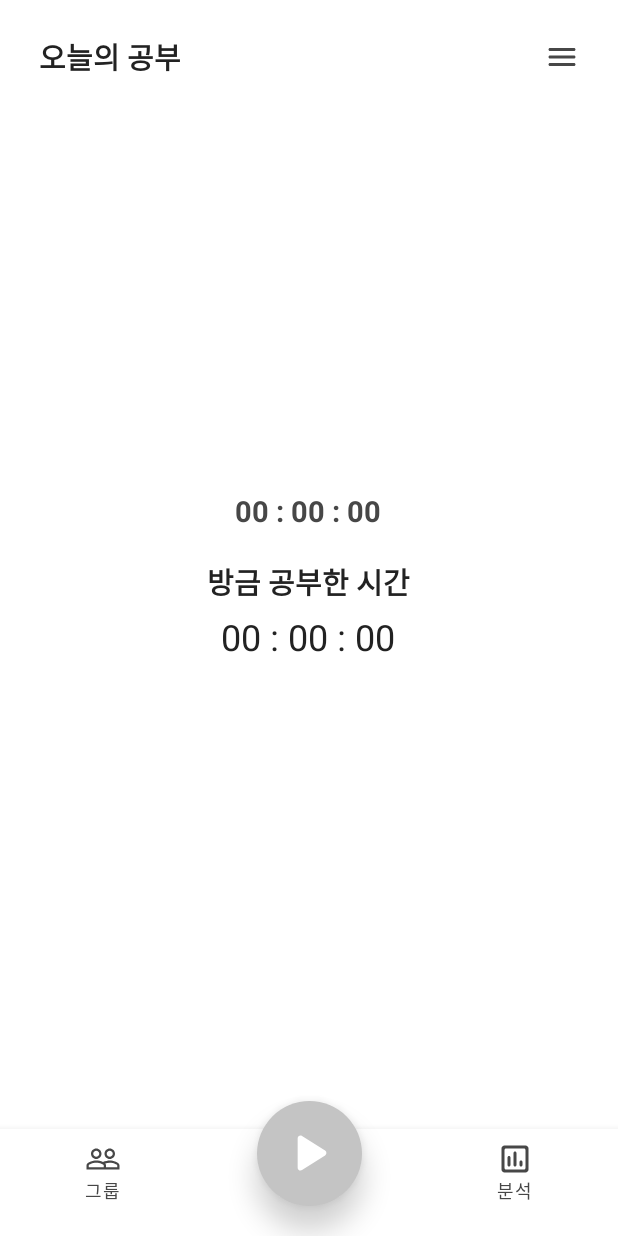
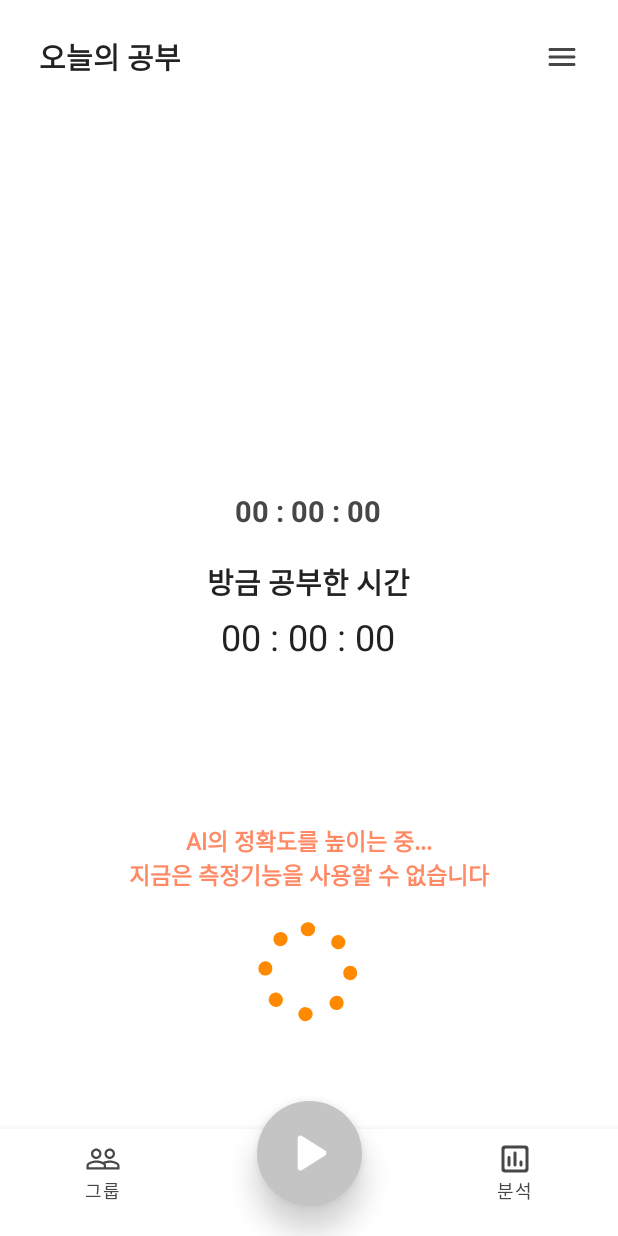
Before and after one commit to junyoungleee/StudyWithCamera, an Android app: the screen it shows after launch once a user with an empty profile is signed in (MainActivity), on a phone screen of 412 x 824 dp. Run offline under Robolectric (Android 15) with nearby library versions, the phone set to English and light mode, and no system bars; our stand-ins replace Firebase (no records; nobody signed in at launch, a user with empty details on screens opened directly); libraries missing offline, so code that uses them is left out: org.tensorflow.lite; 2 statements that could not run were skipped.

Commit message:
1. 편의상 다크모드 끔 & 다크모드 UI 추가 2. Lottie 추가

```diff
--- /dev/null
+++ b/app/src/main/res/drawable/nav_selected_tint_night.xml
@@ -0,0 +1,9 @@
+<?xml version="1.0" encoding="utf-8"?>
+<selector xmlns:android="http://schemas.android.com/apk/res/android">
+    <item
+        android:state_selected="true"
+        android:color="@color/darkOrange"/>
+    <item
+        android:state_selected="false"
+        android:color="@color/white"/>
+</selector>
--- a/app/src/main/res/layout/activity_main.xml
+++ b/app/src/main/res/layout/activity_main.xml
@@ -43,14 +43,38 @@
         android:id="@+id/bottom_navigation_bar"
         android:layout_width="match_parent"
         android:layout_height="wrap_content"
-        android:background="@color/white"
-        android:paddingBottom="15dp"
-        app:itemIconTint="@drawable/nav_selected_tint"
-        app:itemTextColor="@drawable/nav_selected_tint"
+        style="@style/navigation_style"
         app:layout_constraintBottom_toBottomOf="parent"
         app:layout_constraintLeft_toLeftOf="parent"
         app:layout_constraintRight_toRightOf="parent"
         app:layout_constraintTop_toBottomOf="@id/container"
         app:menu="@menu/menu" />
 
+    <LinearLayout
+        android:id="@+id/loading_animation"
+        android:layout_width="match_parent"
+        android:layout_height="wrap_content"
+        app:layout_constraintBottom_toTopOf="@id/timer_button"
+        app:layout_constraintLeft_toLeftOf="parent"
+        app:layout_constraintRight_toRightOf="parent"
+        android:orientation="vertical">
+        <TextView
+            android:layout_width="wrap_content"
+            android:layout_height="wrap_content"
+            style="@style/context_text_alert"
+            android:text="AI의 정확도를 높이는 중...\n지금은 측정기능을 사용할 수 없습니다"
+            android:textAlignment="center"
+            android:fontFamily="@font/elice_digital_baeum_regular"
+            android:layout_gravity="center_horizontal"
+            android:layout_marginBottom="10dp"/>
+        <com.airbnb.lottie.LottieAnimationView
+            android:layout_width="match_parent"
+            android:layout_height="90dp"
+            android:layout_marginBottom="40dp"
+            app:lottie_rawRes="@raw/loading"
+            app:lottie_autoPlay="true"
+            app:lottie_loop="true"/>
+    </LinearLayout>
+
+
 </androidx.constraintlayout.widget.ConstraintLayout>
--- a/app/src/main/res/layout/fragment_statistic.xml
+++ b/app/src/main/res/layout/fragment_statistic.xml
@@ -3,6 +3,7 @@
     xmlns:tools="http://schemas.android.com/tools"
     android:layout_width="match_parent"
     android:layout_height="match_parent"
+    xmlns:app="http://schemas.android.com/apk/res-auto"
     android:orientation="vertical"
     tools:context=".view.ui.main.StatisticFragment">
 
--- a/app/src/main/res/values-night/themes.xml
+++ b/app/src/main/res/values-night/themes.xml
@@ -13,4 +13,99 @@
         <item name="android:statusBarColor" tools:targetApi="l">?attr/colorPrimaryVariant</item>
         <!-- Customize your theme here. -->
     </style>
+
+    <!-- NAVIGATION -->
+    <style name="navigation_style">
+        <item name="android:background">@color/blackGray</item>
+        <item name="android:paddingBottom">15dp</item>
+        <item name="itemIconTint">@drawable/nav_selected_tint_night</item>
+        <item name="itemTextColor">@drawable/nav_selected_tint_night</item>
+    </style>
+
+    <!-- TEXT STYLE -->
+    <style name="context_text">
+        <item name="android:textColor">@color/white</item>
+        <item name="android:textSize">15sp</item>
+    </style>
+
+    <style name="title_text">
+        <item name="android:textColor">@color/white</item>
+        <item name="android:textSize">19sp</item>
+        <item name="android:textStyle">bold</item>
+    </style>
+
+    <style name="toolbar_text" parent="title_text">
+        <item name="android:paddingLeft">10dp</item>
+    </style>
+
+    <style name="subtitle_text">
+        <item name="android:textStyle">bold</item>
+        <item name="android:textColor">@color/white</item>
+        <item name="android:textSize">16sp</item>
+    </style>
+
+    <style name="context_text_alert" parent="context_text">
+        <item name="android:textColor">@color/mainOrange</item>
+        <item name="android:textStyle">bold</item>
+    </style>
+
+    <style name="subtitle_text_alert" parent="subtitle_text">
+        <item name="android:textColor">@color/mainOrange</item>
+    </style>
+
+    <style name="timer_text">
+        <item name="android:textSize">24sp</item>
+        <item name="android:textStyle">normal</item>
+        <item name="android:textColor">@color/white</item>
+    </style>
+
+    <style name="mini_text" parent="context_text">
+        <item name="android:textSize">13sp</item>
+    </style>
+
+
+    <!-- Menu -->
+    <style name="menu_subTitle" parent="subtitle_text">
+        <item name="android:layout_marginLeft">25dp</item>
+        <item name="android:layout_marginBottom">10dp</item>
+    </style>
+
+    <!-- Statistic -->
+    <style name="timer_text_alert" parent="timer_text">
+        <item name="android:textColor">@color/mainOrange</item>
+    </style>
+
+    <style name="statistic_fragment_button" parent="title_text">
+        <item name="android:layout_width">50dp</item>
+        <item name="android:layout_height">50dp</item>
+        <item name="android:gravity">center</item>
+        <item name="android:textColor">@drawable/statistic_fragment_button_text</item>
+        <item name="android:background">@drawable/statistic_fragment_button</item>
+        <item name="android:layout_marginRight">15dp</item>
+    </style>
+
+
+    <!-- Button -->
+    <style name="button_orange">
+        <item name="android:background">@drawable/button_orange_round</item>
+        <item name="android:textColor">@color/white</item>
+        <item name="android:textStyle">bold</item>
+        <item name="android:textSize">16sp</item>
+    </style>
+
+    <style name="menu_button" parent="context_text">
+        <item name="android:background">@drawable/menu_button_background</item>
+        <item name="android:backgroundTint">@color/blackGray</item>
+        <item name="android:padding">15dp</item>
+        <item name="android:gravity">center_vertical</item>
+        <item name="android:drawableRight">@drawable/ic_next</item>
+        <item name="android:layout_marginRight">25dp</item>
+        <item name="android:layout_marginLeft">25dp</item>
+        <item name="android:layout_marginBottom">10dp</item>
+    </style>
+
+    <style name="NoActionBar">
+        <item name="windowActionBar">false</item>
+        <item name="windowNoTitle">true</item>
+    </style>
 </resources>
--- a/app/src/main/res/values/colors.xml
+++ b/app/src/main/res/values/colors.xml
@@ -10,6 +10,7 @@
 
     <color name="mainOrange">#FF8964</color>
     <color name="darkOrange">#FF5721</color>
+    <color name="blackGray">#393939</color>
     <color name="darkGray">#474747</color>
     <color name="mainGray">#AEAEAE</color>
     <color name="transGray">#CDEFEFEF</color>
--- a/app/src/main/res/values/themes.xml
+++ b/app/src/main/res/values/themes.xml
@@ -15,6 +15,13 @@
         <!-- Customize your theme here. -->
     </style>
 
+    <!-- NAVIGATION -->
+    <style name="navigation_style">
+        <item name="android:background">@color/white</item>
+        <item name="android:paddingBottom">15dp</item>
+        <item name="itemIconTint">@drawable/nav_selected_tint</item>
+        <item name="itemTextColor">@drawable/nav_selected_tint</item>
+    </style>
 
     <!-- TEXT STYLE -->
     <style name="context_text">
```
Also changed, not shown: app/src/main/res/raw/loading.json (added, +1 -0 lines).
